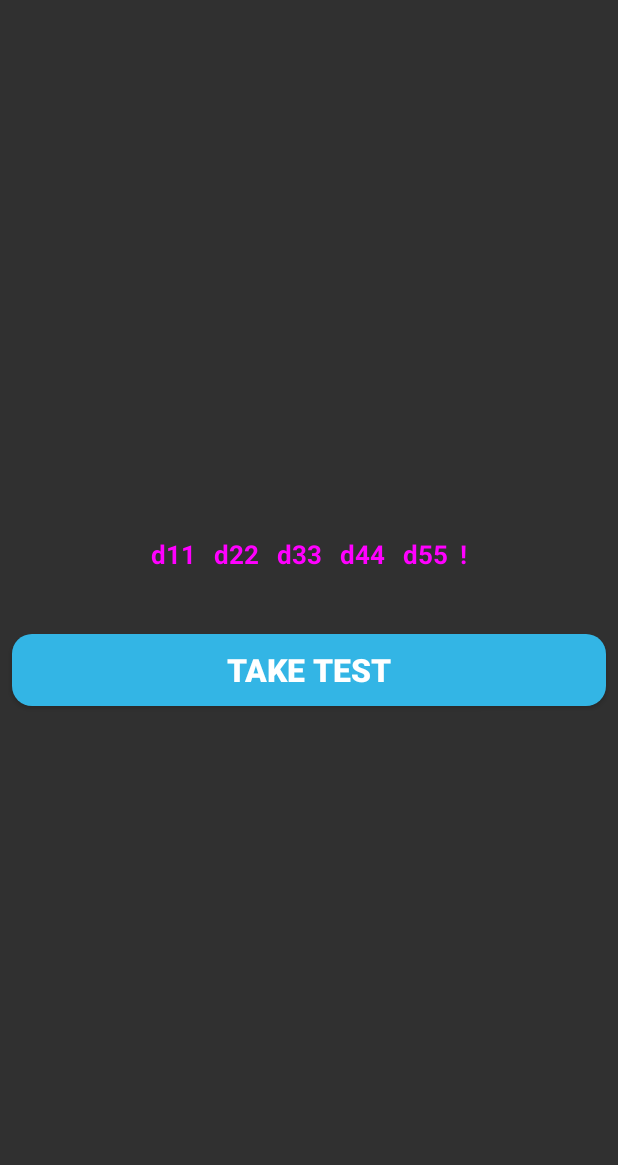
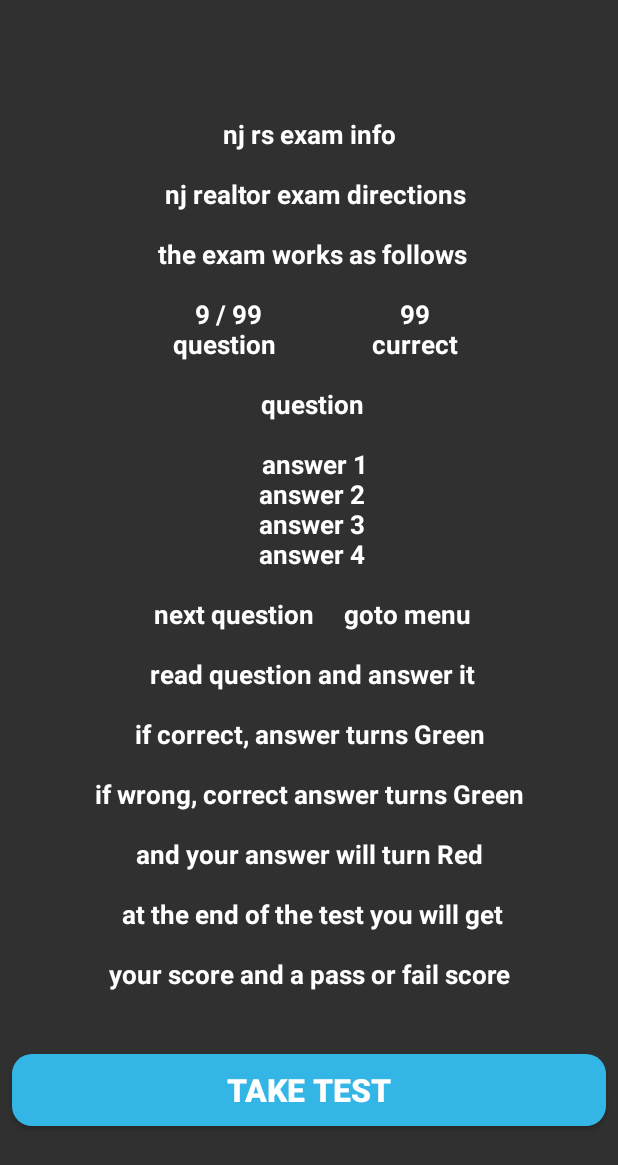
Before and after one commit to nl3appdev21/NJRealtorExam, an Android app: the MenuActivity screen opened directly, with no data from a screen before it, after a tap on "TEST INSTRUCTIONS", on a phone screen of 412 x 824 dp. Shown: the top 1165 px of the screen. Run offline under Robolectric (Android 15) with nearby library versions, the phone set to English and light mode, and no system bars.

Commit message:
added textview and code to display instuctions and tested

```diff
--- a/app/src/main/java/com/nl3designs/njrealtorexam/MenuActivity.java
+++ b/app/src/main/java/com/nl3designs/njrealtorexam/MenuActivity.java
@@ -49,15 +49,9 @@
         TvDirections.setVisibility(View.VISIBLE);
         BtnTestInstuctions.setVisibility(View.GONE);
 
-        String dir1 = " d11 ";
-        String dir2 = " d22 ";
-        String dir3 = " d33 ";
-        String dir4 = " d44 ";
-        String dir5 = " d55 ";
-
-        TvDirections.setTextColor(Color.MAGENTA);
+        TvDirections.setTextColor(Color.WHITE);
         //  TvDirections.setText("this is a journey into /n sound, pump up the volume !");
-        TvDirections.setText( dir1 + " " + dir2 + " " + dir3 + " " + dir4 + " " + dir5 + " ! " );
+        //  TvDirections.setText( dir1 + " " + dir2 + " " + dir3 + " " + dir4 + " " + dir5 + " ! " );
     }
 
     private void startTest() {
--- a/app/src/main/res/layout/activity_menu.xml
+++ b/app/src/main/res/layout/activity_menu.xml
@@ -18,7 +18,32 @@
         android:layout_width="match_parent"
         android:layout_height="wrap_content"
         android:textAlignment="center"
-        android:text=" show me the directions !"
+
+        android:text=" nj rs exam info \n \n
+
+ nj realtor exam directions \n \n
+
+the exam works as follows \n \n
+ 9 / 99                       99 \n
+  question                currect \n \n
+
+question \n \n
+
+	answer 1 \n
+	answer 2 \n
+	answer 3 \n
+	answer 4 \n \n
+
+next question     goto menu \n \n
+
+read question and answer it \n \n
+if correct, answer turns Green \n \n
+if wrong, correct answer turns Green \n \n
+and your answer will turn Red \n \n
+
+at the end of the test you will get \n \n
+your score and a pass or fail score "
+
         android:textStyle="bold"
         android:textSize="17dp"
         android:padding="12dp"
```
